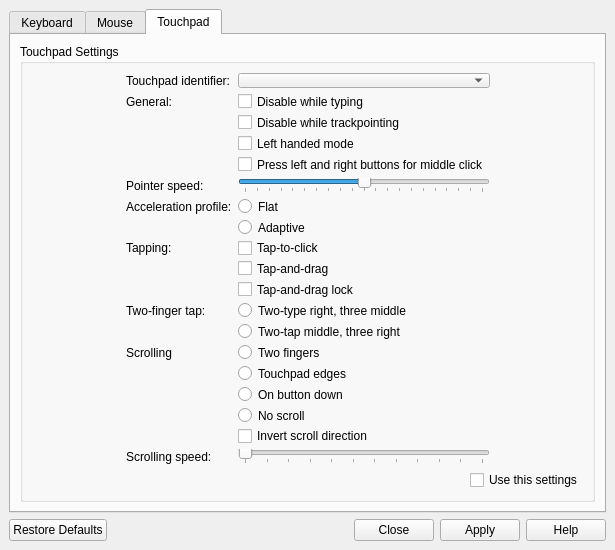
The window that sway_input_config/ui/mainwindow.ui (Sunderland93/sway-input-config) describes before a commit, drawn with Qt 5.
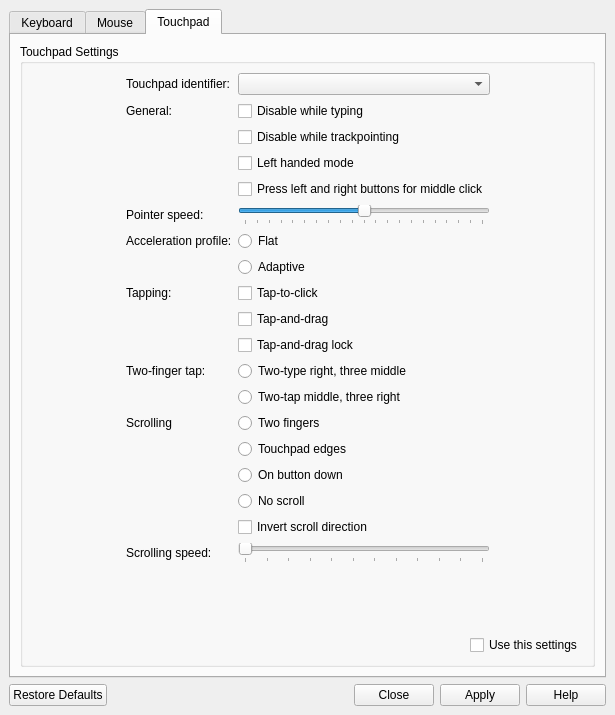
The same window after the commit. The open tabs and pages were chosen to show the change.

Commit message: Fix touchpad page

```diff
--- a/sway_input_config/ui/mainwindow.ui
+++ b/sway_input_config/ui/mainwindow.ui
@@ -7,7 +7,7 @@
     <x>0</x>
     <y>0</y>
     <width>615</width>
-    <height>550</height>
+    <height>715</height>
    </rect>
   </property>
   <property name="sizePolicy">
@@ -19,7 +19,7 @@
   <property name="minimumSize">
    <size>
     <width>615</width>
-    <height>550</height>
+    <height>715</height>
    </size>
   </property>
   <property name="maximumSize">
@@ -44,7 +44,7 @@
    <property name="minimumSize">
     <size>
      <width>615</width>
-     <height>550</height>
+     <height>715</height>
     </size>
    </property>
    <property name="maximumSize">
```
Left out of the diff: 2 changed lines with no effect on the pictures. The commit also changes 1 other file.
